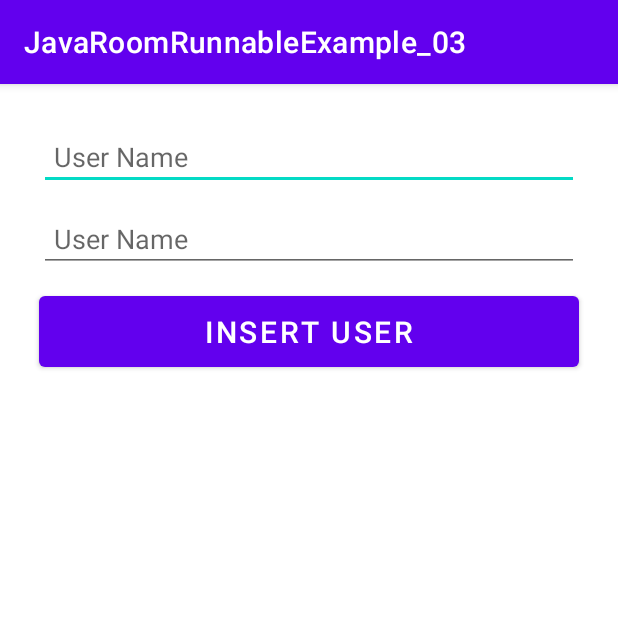
After one commit to sanasnysk/JavaRoomRunnableExample_03, an Android app: the InsertUserActivity screen opened directly, with no data from a screen before it, on a phone screen of 412 x 824 dp, the top half of it. The commit adds this screen. Run offline under Robolectric (Android 15) with nearby library versions, the phone set to English and light mode, and no system bars.

Commit message:
class main,insert,xml main,insert

```diff
--- a/app/build.gradle
+++ b/app/build.gradle
@@ -36,8 +36,10 @@ dependencies {
     androidTestImplementation 'androidx.test.ext:junit:1.1.5'
     androidTestImplementation 'androidx.test.espresso:espresso-core:3.5.1'
 
-    def room_version = "2.5.0"
+    def room_version = "2.4.0"
 
     implementation "androidx.room:room-runtime:$room_version"
     annotationProcessor "androidx.room:room-compiler:$room_version"
+
+    implementation 'com.google.android.material:material:1.6.0'
 }
--- a/app/src/main/AndroidManifest.xml
+++ b/app/src/main/AndroidManifest.xml
@@ -14,6 +14,9 @@
         android:theme="@style/Theme.JavaRoomRunnableExample_03"
         tools:targetApi="31">
         <activity
+            android:name=".InsertUserActivity"
+            android:exported="false" />
+        <activity
             android:name=".MainActivity"
             android:exported="true">
             <intent-filter>
--- /dev/null
+++ b/app/src/main/java/com/sansan/javaroomrunnableexample_03/InsertUserActivity.java
@@ -0,0 +1,53 @@
+package com.sansan.javaroomrunnableexample_03;
+
+import androidx.appcompat.app.AppCompatActivity;
+
+import android.app.Activity;
+import android.os.Bundle;
+import android.view.View;
+import android.widget.Button;
+import android.widget.EditText;
+
+public class InsertUserActivity extends AppCompatActivity {
+    private EditText edt_name;
+    private EditText edt_age;
+    private Button btn_insert;
+
+    @Override
+    protected void onCreate(Bundle savedInstanceState) {
+        super.onCreate(savedInstanceState);
+        setContentView(R.layout.activity_insert_user);
+
+        edt_name = findViewById(R.id.edt_name);
+        edt_age = findViewById(R.id.edt_age);
+        btn_insert = findViewById(R.id.btn_insert);
+
+        btn_insert.setOnClickListener(new View.OnClickListener() {
+            @Override
+            public void onClick(View v) {
+                String uName = edt_name.getText().toString();
+                String uAge = edt_age.getText().toString();
+
+                insertUser(uName, uAge);
+            }
+        });
+
+    }
+
+    private void insertUser(String name, String age) {
+
+        Thread t = new Thread() {
+            public void run() {
+                User user = new User();
+                user.userName = name;
+                user.userAge = age;
+
+                UserDatabase db = UserDatabase.getInstance(InsertUserActivity.this);
+                db.userDao().insertUser(user);
+
+                setResult(Activity.RESULT_OK);
+            }
+        };
+        t.start();
+    }
+}
--- /dev/null
+++ b/app/src/main/res/drawable/ic_add.xml
@@ -0,0 +1,5 @@
+<vector android:height="24dp" android:tint="#FFFFFF"
+    android:viewportHeight="24" android:viewportWidth="24"
+    android:width="24dp" xmlns:android="http://schemas.android.com/apk/res/android">
+    <path android:fillColor="@color/purple_700" android:pathData="M19,13h-6v6h-2v-6H5v-2h6V5h2v6h6v2z"/>
+</vector>
--- /dev/null
+++ b/app/src/main/res/layout/activity_insert_user.xml
@@ -0,0 +1,52 @@
+<?xml version="1.0" encoding="utf-8"?>
+<androidx.constraintlayout.widget.ConstraintLayout
+    xmlns:android="http://schemas.android.com/apk/res/android"
+    xmlns:app="http://schemas.android.com/apk/res-auto"
+    xmlns:tools="http://schemas.android.com/tools"
+    android:layout_width="match_parent"
+    android:layout_height="match_parent"
+    android:padding="8dp"
+    android:layout_margin="8dp"
+    tools:context=".InsertUserActivity">
+
+    <EditText
+        android:id="@+id/edt_name"
+        android:layout_width="match_parent"
+        android:layout_height="wrap_content"
+        android:layout_margin="10dp"
+        android:padding="10dp"
+        android:autofillHints="User Name"
+        android:hint="@string/user_name"
+        android:textSize="18sp"
+        app:layout_constraintEnd_toEndOf="parent"
+        app:layout_constraintStart_toStartOf="parent"
+        app:layout_constraintTop_toTopOf="parent"
+        tools:ignore="LabelFor,TextFields" />
+
+    <EditText
+        android:id="@+id/edt_age"
+        android:layout_width="match_parent"
+        android:layout_height="wrap_content"
+        android:layout_margin="10dp"
+        android:padding="10dp"
+        android:autofillHints="User Name"
+        android:hint="@string/user_name"
+        android:textSize="18sp"
+        app:layout_constraintEnd_toEndOf="parent"
+        app:layout_constraintStart_toStartOf="parent"
+        app:layout_constraintTop_toBottomOf="@+id/edt_name"
+        tools:ignore="LabelFor,TextFields" />
+
+    <Button
+        android:id="@+id/btn_insert"
+        android:layout_width="match_parent"
+        android:layout_height="wrap_content"
+        android:layout_margin="10dp"
+        android:padding="10dp"
+        android:textSize="20sp"
+        android:text="@string/insert_user"
+        app:layout_constraintTop_toBottomOf="@+id/edt_age"
+        app:layout_constraintStart_toStartOf="parent"
+        app:layout_constraintEnd_toEndOf="parent"/>
+
+</androidx.constraintlayout.widget.ConstraintLayout>
--- a/app/src/main/res/values/strings.xml
+++ b/app/src/main/res/values/strings.xml
@@ -1,3 +1,5 @@
 <resources>
     <string name="app_name">JavaRoomRunnableExample_03</string>
+    <string name="user_name">User Name</string>
+    <string name="insert_user">Insert User</string>
 </resources>
```
Also changed, not shown: app/src/main/java/com/sansan/javaroomrunnableexample_03/MainActivity.java (+53 -0 lines), app/src/main/res/layout/activity_main.xml (+19 -5 lines).
